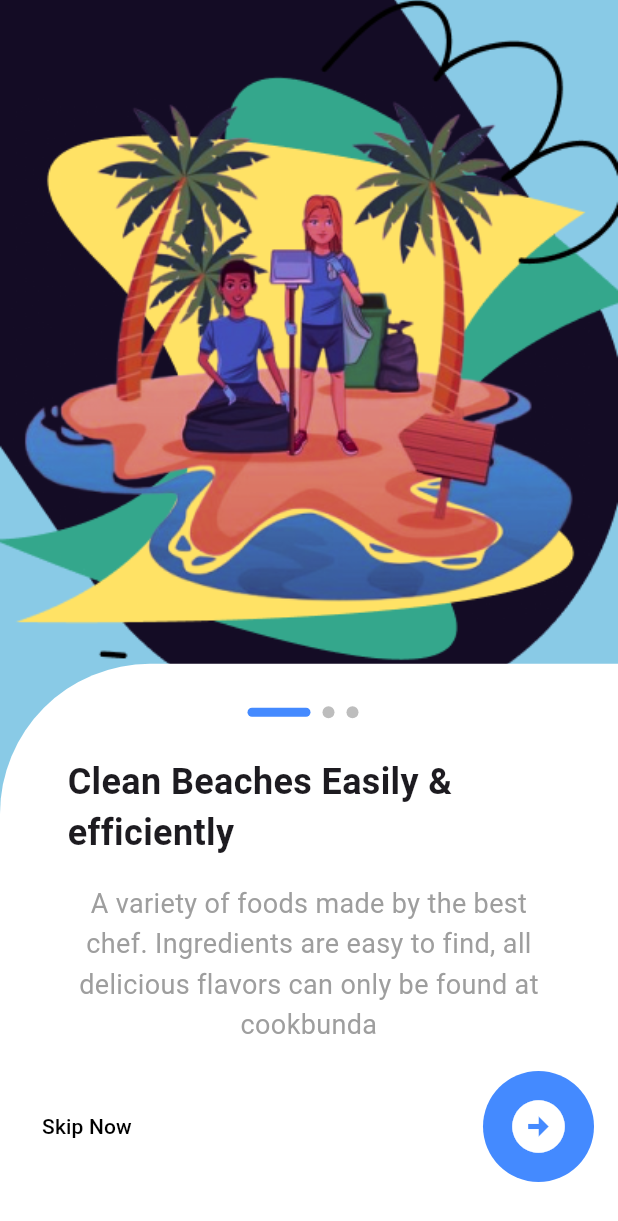
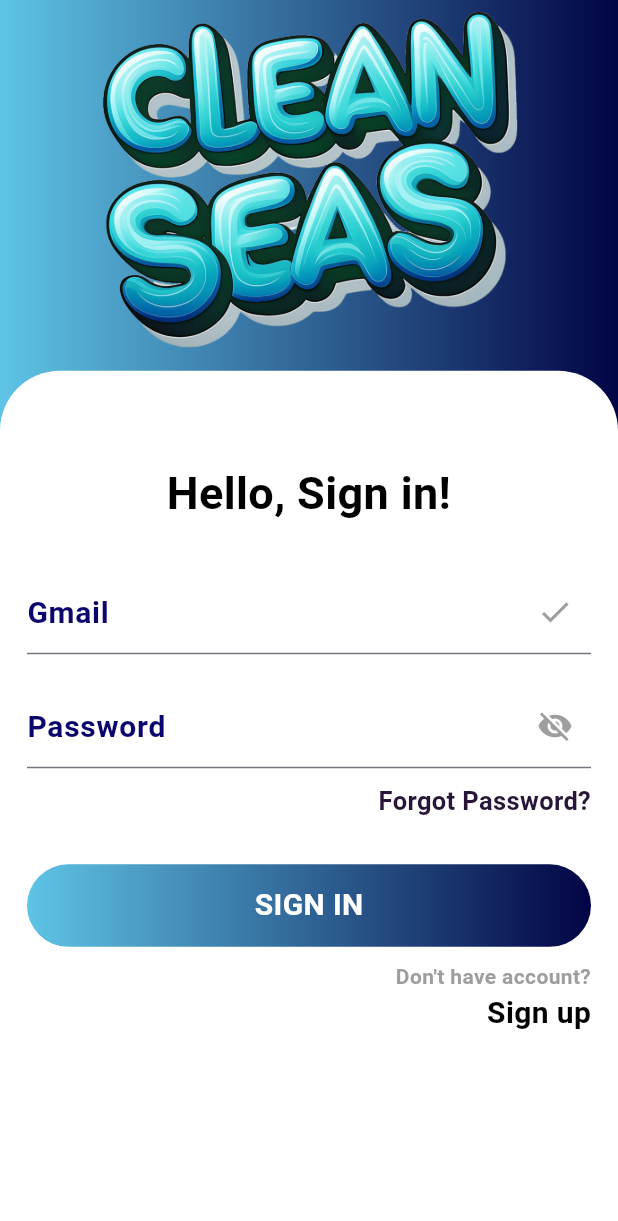
Before and after one commit to malakasadeep/CleanSeas-flutter, a Flutter app: the screen it shows after launch, on a phone screen of 412 x 824 dp. Shown: the top 1221 px of the screen. Run offline on Flutter 3.47's test engine with Material 3 defaults, Android fonts, the phone set to English and light mode, and no system bars; Roboto replaces fonts that are missing (jua).

Commit message:
feat: Add Jua font and update theme in main.dart

```diff
--- a/lib/main.dart
+++ b/lib/main.dart
@@ -1,3 +1,4 @@
+import 'package:clean_seas_flutter/screens/authentication/login_screen.dart';
 import 'package:clean_seas_flutter/screens/onboard_screen.dart';
 import 'package:flutter/material.dart';
 
@@ -11,9 +12,9 @@ class MainApp extends StatelessWidget {
   @override
   Widget build(BuildContext context) {
     return MaterialApp(
-      theme: ThemeData.light(useMaterial3: true),
+      theme: ThemeData(fontFamily: 'jua'),
       debugShowCheckedModeBanner: false,
-      home: IntroScreen(),
+      home: loginScreen(),
     );
   }
 }
--- /dev/null
+++ b/lib/screens/authentication/login_screen.dart
@@ -0,0 +1,170 @@
+import 'package:clean_seas_flutter/constants/colours.dart';
+import 'package:flutter/material.dart';
+
+class loginScreen extends StatelessWidget {
+  const loginScreen({Key? key}) : super(key: key);
+
+  @override
+  Widget build(BuildContext context) {
+    return Scaffold(
+      body: SafeArea(
+        child: Stack(
+          children: [
+            Positioned(
+              top: 0,
+              left: 0,
+              right: 0,
+              child: Container(
+                height: MediaQuery.of(context).size.height * 0.35,
+                decoration: const BoxDecoration(
+                  gradient: LinearGradient(
+                    colors: [
+                      Color.fromARGB(255, 94, 196, 230),
+                      Color.fromARGB(255, 2, 4, 69),
+                    ],
+                  ),
+                ),
+                child: Padding(
+                  padding: const EdgeInsets.only(bottom: 50),
+                  child: Image.asset(
+                    'assets/images/logo.png',
+                    width: 1,
+                  ),
+                ),
+              ),
+            ),
+            Positioned.fill(
+              top: MediaQuery.of(context).size.height * 0.3,
+              child: Container(
+                decoration: const BoxDecoration(
+                  borderRadius: BorderRadius.only(
+                    topLeft: Radius.circular(40),
+                    topRight: Radius.circular(40),
+                  ),
+                  color: Colors.white,
+                ),
+                child: Padding(
+                  padding: const EdgeInsets.symmetric(horizontal: 18.0),
+                  child: SingleChildScrollView(
+                    padding: EdgeInsets.only(
+                      bottom: MediaQuery.of(context).viewInsets.bottom,
+                    ),
+                    child: Column(
+                      crossAxisAlignment: CrossAxisAlignment.stretch,
+                      children: [
+                        const SizedBox(height: 60),
+                        const Text(
+                          'Hello, Sign in!',
+                          style: TextStyle(
+                            fontFamily: "jua",
+                            fontSize: 30,
+                            color: Colors.black,
+                            fontWeight: FontWeight.bold,
+                          ),
+                          textAlign: TextAlign.center,
+                        ),
+                        const SizedBox(height: 30),
+                        const TextField(
+                          decoration: InputDecoration(
+                            suffixIcon: Icon(
+                              Icons.check,
+                              color: Colors.grey,
+                            ),
+                            label: Text(
+                              'Gmail',
+                              style: TextStyle(
+                                fontSize: 20,
+                                fontWeight: FontWeight.bold,
+                                color: darkBlue,
+                              ),
+                            ),
+                          ),
+                        ),
+                        const SizedBox(height: 20),
+                        const TextField(
+                          decoration: InputDecoration(
+                            suffixIcon: Icon(
+                              Icons.visibility_off,
+                              color: Colors.grey,
+                            ),
+                            label: Text(
+                              'Password',
+                              style: TextStyle(
+                                fontSize: 20,
+                                fontWeight: FontWeight.bold,
+                                color: darkBlue,
+                              ),
+                            ),
+                          ),
+                        ),
+                        const SizedBox(height: 10),
+                        const Align(
+                          alignment: Alignment.centerRight,
+                          child: Text(
+                            'Forgot Password?',
+                            style: TextStyle(
+                              fontWeight: FontWeight.bold,
+                              fontSize: 17,
+                              color: Color(0xff281537),
+                            ),
+                          ),
+                        ),
+                        const SizedBox(height: 30),
+                        Container(
+                          height: 55,
+                          width: double.infinity,
+                          decoration: BoxDecoration(
+                            borderRadius: BorderRadius.circular(30),
+                            gradient: const LinearGradient(colors: [
+                              Color.fromARGB(255, 94, 196, 230),
+                              Color.fromARGB(255, 2, 4, 69),
+                            ]),
+                          ),
+                          child: const Center(
+                            child: Text(
+                              'SIGN IN',
+                              style: TextStyle(
+                                fontWeight: FontWeight.bold,
+                                fontSize: 20,
+                                color: Colors.white,
+                              ),
+                            ),
+                          ),
+                        ),
+                        const SizedBox(height: 10),
+                        const Align(
+                          alignment: Alignment.bottomRight,
+                          child: Column(
+                            crossAxisAlignment: CrossAxisAlignment.end,
+                            children: [
+                              Text(
+                                "Don't have account?",
+                                style: TextStyle(
+                                  fontWeight: FontWeight.bold,
+                                  color: Colors.grey,
+                                ),
+                              ),
+                              Text(
+                                "Sign up",
+                                style: TextStyle(
+                                  fontWeight: FontWeight.bold,
+                                  fontSize: 20,
+                                  color: Colors.black,
+                                ),
+                              ),
+                            ],
+                          ),
+                        ),
+                        const SizedBox(height: 20),
+                      ],
+                    ),
+                  ),
+                ),
+              ),
+            ),
+          ],
+        ),
+      ),
+    );
+  }
+}
--- a/pubspec.yaml
+++ b/pubspec.yaml
@@ -19,3 +19,8 @@ flutter:
   uses-material-design: true
   assets:
     - assets/images/
+
+  fonts:
+    - family: jua
+      fonts:
+        - asset: assets/fonts/Jua-Regular.ttf
```
Also changed, not shown: assets/images/icon.png (added), assets/images/loginimg.png (added), assets/images/logo.png (added), 1 other file.
